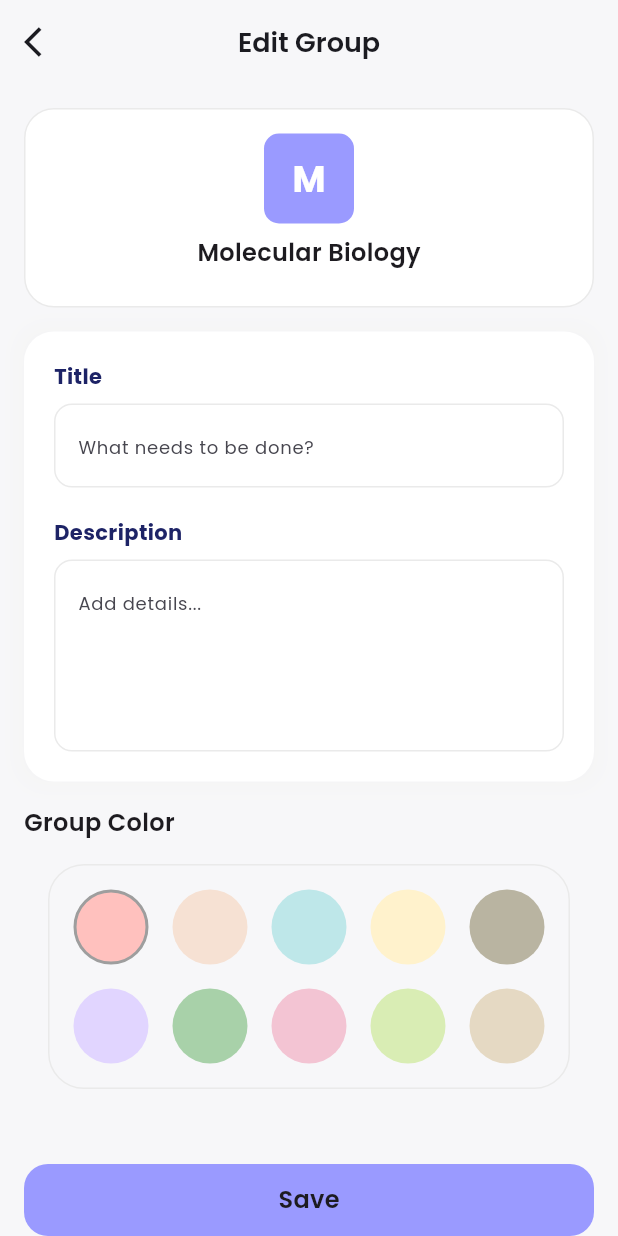
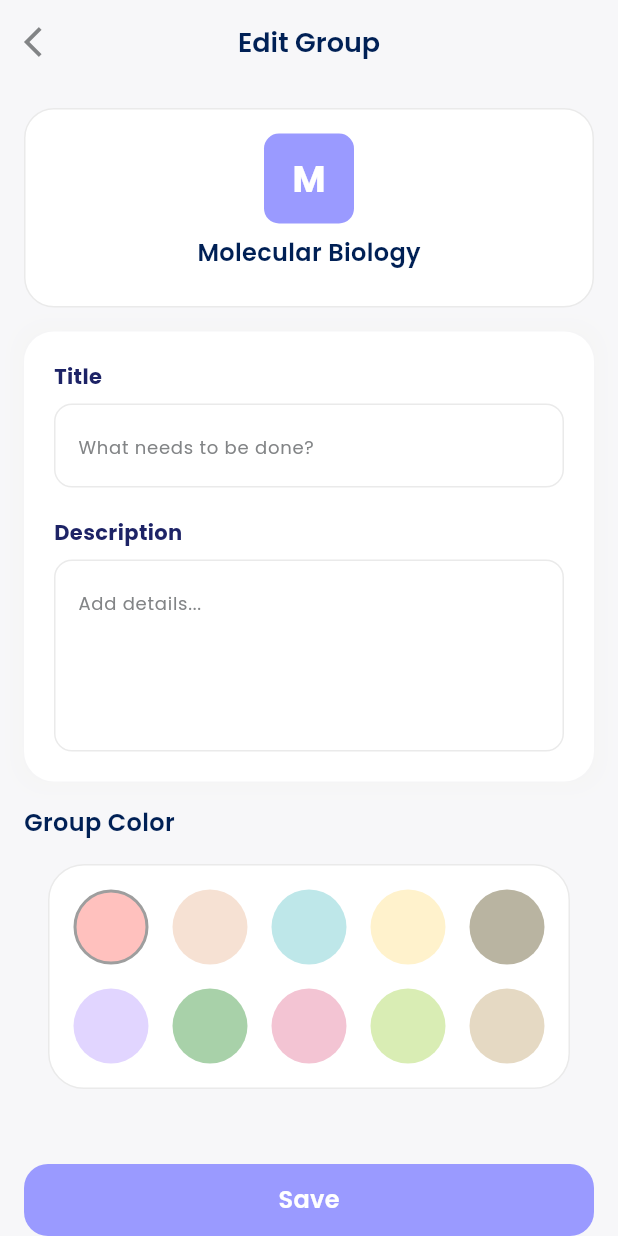
Before and after one commit to Adham167/Planova, a Flutter app: the EditGroupView screen opened by its route, on a phone screen of 412 x 824 dp. Run offline on Flutter 3.47's test engine with Material 3 defaults, Android fonts, the phone set to English and light mode, and no system bars; our stand-ins replace device_preview, flutter_svg, go_router, google_fonts, percent_indicator.

Commit message:
resolve conflicts and combine app_colors, styles, assets, and dependencies from all feature branches

```diff
--- a/lib/core/constants/app_colors.dart
+++ b/lib/core/constants/app_colors.dart
@@ -6,6 +6,17 @@
   static const Color primaryPurple = Color(0xFF8764FF);
   static const Color primaryLightPurple = Color(0xFF9A9AFF);
   static const kPrimary = Color(0xFF9A9AFF);
+  // Secondary
+  static const primaryColor = Color(0xFF5C6BC0);
+  static const Color grey350 = Color(0xFFE7E7E7);
+  static const Color yellowSoft = Color(0xFFFFECCC);
+  static const Color orange = Color(0xFFFFA000);
+  static const Color blueGrey = Color(0xFF94A3B8);
+  static const Color darkGrey = Color(0xFF2C2C2E);
+  static const Color greenBackground = Color(0xFFCFFFE1);
+  static const Color redBackground = Color(0xFFFFDFDF);
+  static const kDarkBlue = Color(0xFF002055);
+  static const kWhite = Color(0xFFFFFFFF);
 
   // Backgrounds
   static const Color backgroundLight = Color(0xFFF2F4F5);
@@ -13,6 +24,7 @@
   static const kBackGround = Color(0xFFF7F7F9);
   static const backgroundColor = Color(0xFFF2F4F7);
   static const cardColor = Colors.white;
+  static const Color mediumGrey = Color(0xFF828486);
 
   // Basic
   static const Color white = Color(0xFFFFFFFF);
--- a/lib/core/constants/app_styles.dart
+++ b/lib/core/constants/app_styles.dart
@@ -124,7 +124,6 @@
     );
   }
 
-  // Static styles (main) - ثابتة مش بتحتاج context
   static const styleSemiBold18 = TextStyle(
     color: AppColors.kDarkBlue,
     fontSize: 18,
@@ -150,7 +149,7 @@
   );
 
   static const styleRegular12 = TextStyle(
-    color: AppColors.kMiduemGrey,
+    color: AppColors.mediumGrey,
     fontSize: 12,
     fontWeight: FontWeight.w400,
   );
--- a/lib/features/auth/screens/sign_up_screen.dart
+++ b/lib/features/auth/screens/sign_up_screen.dart
@@ -68,10 +68,10 @@
                     const Text(
                       "Terms & Conditions",
                       style: TextStyle(
-                        color: const Color(0xFF9BA4FF),
+                        color:  Color(0xFF9BA4FF),
                         fontSize: 13,
                         decoration: TextDecoration.underline,
-                        decorationColor: const Color(0xFF9BA4FF),
+                        decorationColor:  Color(0xFF9BA4FF),
                         decorationThickness: 1,
                       ),
                     ),
--- a/lib/features/group/presentation/views/create_groups/create_group_screen.dart
+++ b/lib/features/group/presentation/views/create_groups/create_group_screen.dart
@@ -19,7 +19,7 @@
           onPressed: () {
             GoRouter.of(context).pop();
           },
-          icon: Icon(Icons.arrow_back_ios, color: AppColors.kMiduemGrey),
+          icon: Icon(Icons.arrow_back_ios, color: AppColors.mediumGrey),
         ),
         title: Text("Create Group", style: AppStyles.styleSemiBold18),
       ),
--- a/lib/features/group/presentation/views/create_groups/widgets/circle_stepper.dart
+++ b/lib/features/group/presentation/views/create_groups/widgets/circle_stepper.dart
@@ -12,7 +12,7 @@
 
   @override
   Widget build(BuildContext context) {
-    Color color = isActive ? AppColors.kPrimary : AppColors.kMiduemGrey;
+    Color color = isActive ? AppColors.kPrimary : AppColors.mediumGrey;
 
     return Container(
       height: 36,
--- a/lib/features/group/presentation/views/create_groups/widgets/step_label.dart
+++ b/lib/features/group/presentation/views/create_groups/widgets/step_label.dart
@@ -22,7 +22,7 @@
     return Text(
       text,
       style: AppStyles.styleMedium12.copyWith(
-        color: active ? AppColors.kPrimary : AppColors.kMiduemGrey,
+        color: active ? AppColors.kPrimary : AppColors.mediumGrey,
       ),
     );
   }
--- a/lib/features/group/presentation/views/create_groups/widgets/step_line.dart
+++ b/lib/features/group/presentation/views/create_groups/widgets/step_line.dart
@@ -11,7 +11,7 @@
     return Expanded(
       child: Container(
         height: 2,
-        color: isActive ? AppColors.kPrimary : AppColors.kMiduemGrey,
+        color: isActive ? AppColors.kPrimary : AppColors.mediumGrey,
       ),
     );
   }
--- a/lib/features/group/presentation/views/edit_groups/edit_group_view.dart
+++ b/lib/features/group/presentation/views/edit_groups/edit_group_view.dart
@@ -19,7 +19,7 @@
           onPressed: () {
             GoRouter.of(context).pop();
           },
-          icon: Icon(Icons.arrow_back_ios, color: AppColors.kMiduemGrey),
+          icon: Icon(Icons.arrow_back_ios, color: AppColors.mediumGrey),
         ),
         title: Text("Edit Group", style: AppStyles.styleSemiBold18),
       ),
--- a/lib/features/group/presentation/views/group_details/widgets/chat_messages_list.dart
+++ b/lib/features/group/presentation/views/group_details/widgets/chat_messages_list.dart
@@ -2,7 +2,7 @@
 import 'package:planova_app/features/group/presentation/views/group_details/widgets/chat_message_card.dart';
 
 class ChatMessagesList extends StatelessWidget {
-  const ChatMessagesList();
+  const ChatMessagesList({super.key});
 
   @override
   Widget build(BuildContext context) {
--- a/lib/features/group/presentation/views/group_details/widgets/square_plus_button.dart
+++ b/lib/features/group/presentation/views/group_details/widgets/square_plus_button.dart
@@ -3,7 +3,7 @@
 import 'package:planova_app/core/constants/app_colors.dart';
 
 class SquarePlusButton extends StatelessWidget {
-  const SquarePlusButton();
+  const SquarePlusButton({super.key});
 
   @override
   Widget build(BuildContext context) {
--- a/lib/features/settings/screens/settings_screen.dart
+++ b/lib/features/settings/screens/settings_screen.dart
@@ -204,7 +204,7 @@
                           size: 20,
                         ),
                       ),
-                      activeColor: AppColors.primaryColor,
+                      activeColor: AppColors.primaryLightPurple,
                       value: _notificationsOn,
                       onChanged: (value) {
                         setState(() {
```
